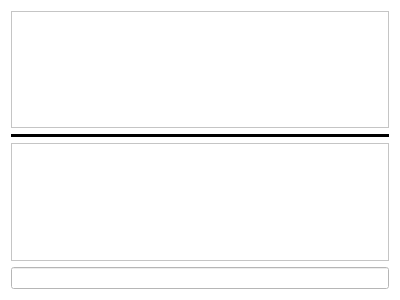
This is Qt/COMPorts/outputwindow.ui in lDubsterl/Labs as Qt 5 draws it before an edit. The edited form follows.
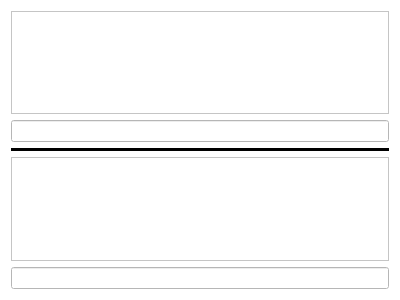
This is the edited form.

Diff of the .ui file:
```diff
--- a/Qt/COMPorts/outputwindow.ui
+++ b/Qt/COMPorts/outputwindow.ui
@@ -27,6 +27,13 @@
      </property>
     </widget>
    </item>
+   <item>
+    <widget class="QLineEdit" name="lineEdit">
+     <property name="readOnly">
+      <bool>true</bool>
+     </property>
+    </widget>
+   </item>
    <item>
     <widget class="Line" name="line">
      <property name="styleSheet">
```
